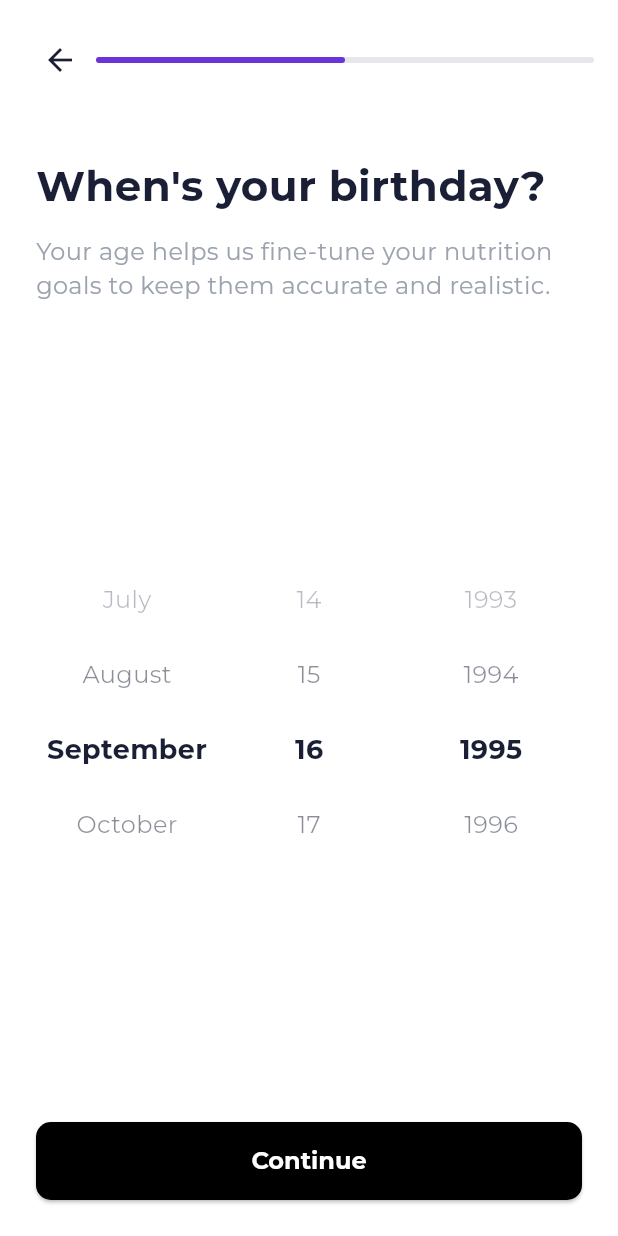
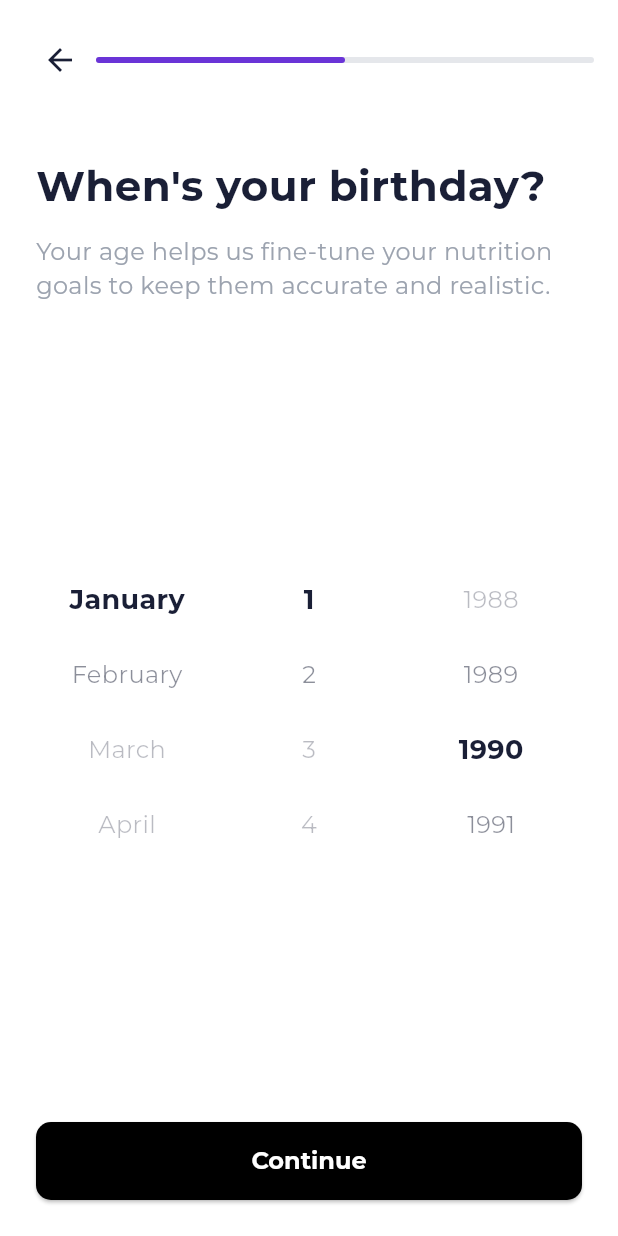
Before and after one commit to meghal-IQ/semasync, a Flutter app: the BirthdayInputScreen screen opened directly, on a phone screen of 412 x 824 dp. Run offline on Flutter 3.47's test engine with Material 3 defaults, Android fonts, the phone set to English and light mode, and no system bars; our stand-ins replace camera, dio, fl_chart, google_fonts, image_picker, percent_indicator and 1 more; missing offline and left inert: google_mlkit_image_labeling, mobile_scanner; accounts and stored records are empty.

Commit message:
Fix birthday input screen - Allow years before 1993 and improve date validation

```diff
--- a/lib/features/auth/presentation/screens/birthday_input_screen.dart
+++ b/lib/features/auth/presentation/screens/birthday_input_screen.dart
@@ -12,7 +12,7 @@ class BirthdayInputScreen extends StatefulWidget {
 }
 
 class _BirthdayInputScreenState extends State<BirthdayInputScreen> {
-  DateTime _selectedDate = DateTime(1995, 9, 16);
+  DateTime _selectedDate = DateTime(1990, 1, 1);
 
   @override
   Widget build(BuildContext context) {
@@ -89,13 +89,16 @@ class _BirthdayInputScreenState extends State<BirthdayInputScreen> {
                                 children: [
                                   _buildDatePickerColumn(
                                     items: _getDays(),
-                                    selectedIndex: _selectedDate.day - 1,
+                                    selectedIndex: _getValidDayIndex(),
                                     onSelected: (index) {
                                       setState(() {
+                                        final newDay = index + 1;
+                                        final daysInMonth = DateTime(_selectedDate.year, _selectedDate.month + 1, 0).day;
+                                        final validDay = newDay <= daysInMonth ? newDay : daysInMonth;
                                         _selectedDate = DateTime(
                                           _selectedDate.year,
                                           _selectedDate.month,
-                                          index + 1,
+                                          validDay,
                                         );
                                       });
                                     },
@@ -111,11 +114,11 @@ class _BirthdayInputScreenState extends State<BirthdayInputScreen> {
                                 children: [
                                   _buildDatePickerColumn(
                                     items: _getYears(),
-                                    selectedIndex: _selectedDate.year - 1993,
+                                    selectedIndex: _getYearIndex(_selectedDate.year),
                                     onSelected: (index) {
                                       setState(() {
                                         _selectedDate = DateTime(
-                                          1993 + index,
+                                          _getYearFromIndex(index),
                                           _selectedDate.month,
                                           _selectedDate.day,
                                         );
@@ -244,11 +247,34 @@ class _BirthdayInputScreenState extends State<BirthdayInputScreen> {
   }
 
   List<String> _getDays() {
-    return List.generate(31, (index) => '${index + 1}');
+    // Get the number of days in the selected month and year
+    final daysInMonth = DateTime(_selectedDate.year, _selectedDate.month + 1, 0).day;
+    return List.generate(daysInMonth, (index) => '${index + 1}');
   }
 
   List<String> _getYears() {
-    return List.generate(20, (index) => '${1993 + index}');
+    final currentYear = DateTime.now().year;
+    final startYear = currentYear - 100; // Allow up to 100 years old
+    final endYear = currentYear - 13; // Minimum age of 13
+    return List.generate(endYear - startYear + 1, (index) => '${startYear + index}');
+  }
+
+  int _getYearIndex(int year) {
+    final currentYear = DateTime.now().year;
+    final startYear = currentYear - 100;
+    return year - startYear;
+  }
+
+  int _getYearFromIndex(int index) {
+    final currentYear = DateTime.now().year;
+    final startYear = currentYear - 100;
+    return startYear + index;
+  }
+
+  int _getValidDayIndex() {
+    final daysInMonth = DateTime(_selectedDate.year, _selectedDate.month + 1, 0).day;
+    final validDay = _selectedDate.day <= daysInMonth ? _selectedDate.day : daysInMonth;
+    return validDay - 1;
   }
 
   void _onContinue() {
```
